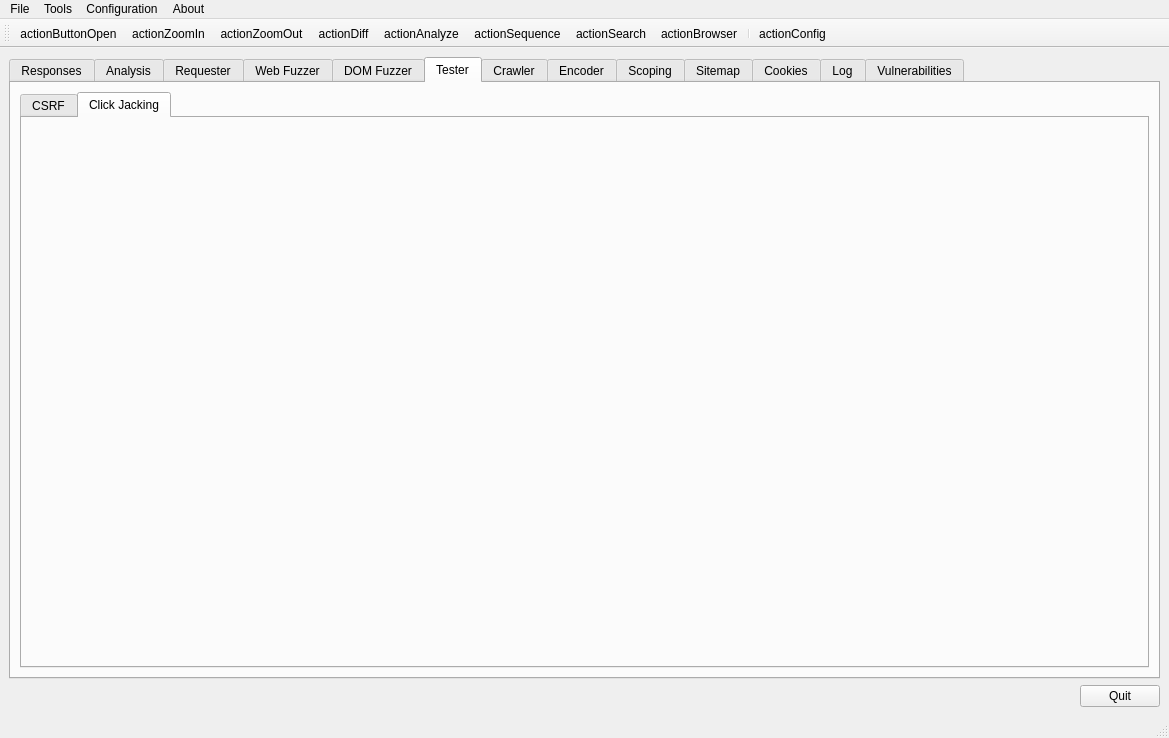
First picture: the form in ui/RaftMain.ui, repository Averroes/raft, before the edit.
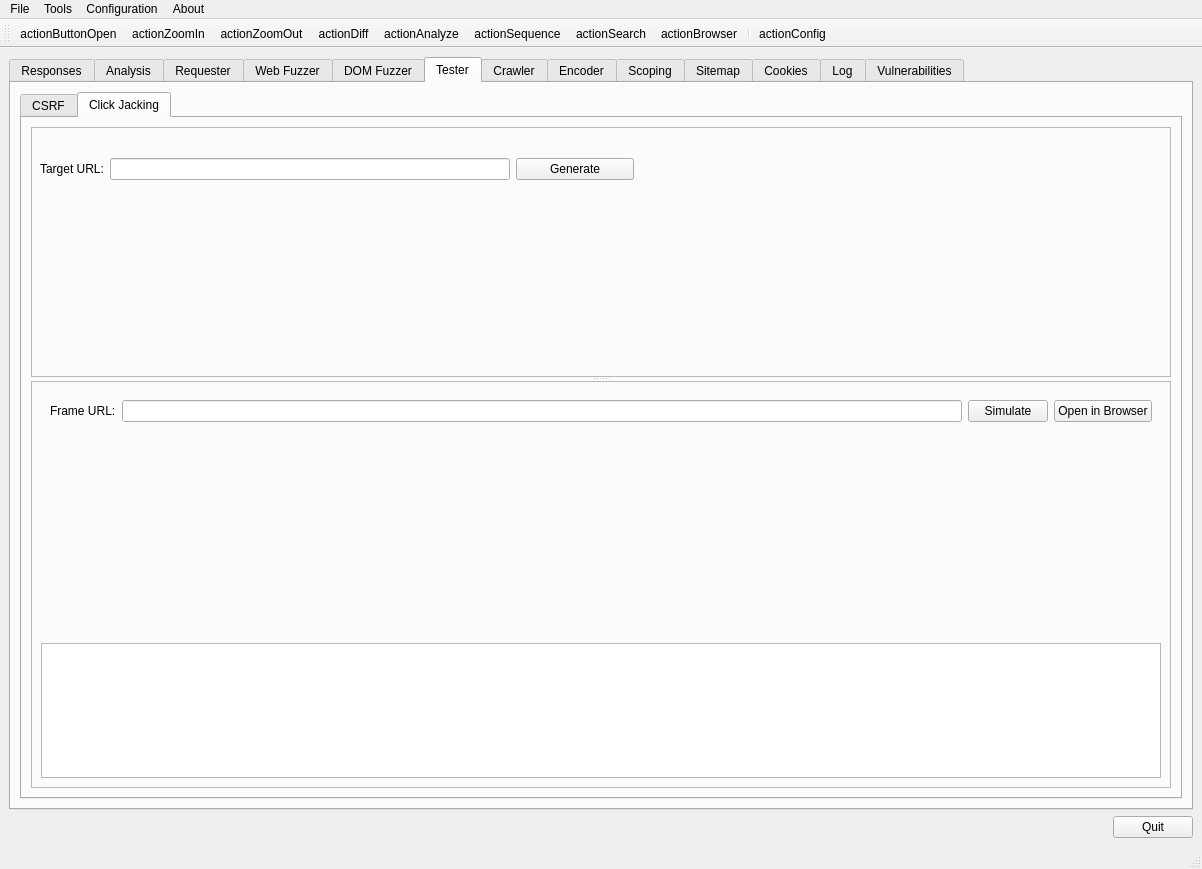
Second picture: the form after the edit. The open tabs and pages were chosen to show the change. Icons and pictures are not drawn. Custom widgets are drawn as their Qt base class.

```diff
--- a/ui/RaftMain.ui
+++ b/ui/RaftMain.ui
@@ -6,8 +6,8 @@
    <rect>
     <x>0</x>
     <y>0</y>
-    <width>1169</width>
-    <height>738</height>
+    <width>1202</width>
+    <height>869</height>
    </rect>
   </property>
   <property name="windowTitle">
@@ -1447,9 +1447,223 @@
            </attribute>
           </widget>
           <widget class="QWidget" name="testerClickJackingTab">
+           <property name="sizePolicy">
+            <sizepolicy hsizetype="Expanding" vsizetype="Expanding">
+             <horstretch>0</horstretch>
+             <verstretch>0</verstretch>
+            </sizepolicy>
+           </property>
            <attribute name="title">
             <string>Click Jacking</string>
            </attribute>
+           <layout class="QVBoxLayout" name="verticalLayout_64">
+            <item>
+             <widget class="QSplitter" name="splitter_18">
+              <property name="sizePolicy">
+               <sizepolicy hsizetype="Expanding" vsizetype="Expanding">
+                <horstretch>0</horstretch>
+                <verstretch>0</verstretch>
+               </sizepolicy>
+              </property>
+              <property name="orientation">
+               <enum>Qt::Vertical</enum>
+              </property>
+              <widget class="QFrame" name="testerClickjackingWorkFrameArea">
+               <property name="sizePolicy">
+                <sizepolicy hsizetype="Preferred" vsizetype="MinimumExpanding">
+                 <horstretch>0</horstretch>
+                 <verstretch>0</verstretch>
+                </sizepolicy>
+               </property>
+               <property name="minimumSize">
+                <size>
+                 <width>0</width>
+                 <height>250</height>
+                </size>
+               </property>
+               <property name="frameShape">
+                <enum>QFrame::StyledPanel</enum>
+               </property>
+               <property name="frameShadow">
+                <enum>QFrame::Raised</enum>
+               </property>
+               <widget class="QWidget" name="layoutWidget">
+                <property name="geometry">
+                 <rect>
+                  <x>0</x>
+                  <y>0</y>
+                  <width>612</width>
+                  <height>270</height>
+                 </rect>
+                </property>
+                <layout class="QVBoxLayout" name="verticalLayout_65">
+                 <item>
+                  <widget class="QWidget" name="widget_3" native="true">
+                   <property name="sizePolicy">
+                    <sizepolicy hsizetype="Preferred" vsizetype="Minimum">
+                     <horstretch>0</horstretch>
+                     <verstretch>0</verstretch>
+                    </sizepolicy>
+                   </property>
+                   <layout class="QHBoxLayout" name="horizontalLayout_39">
+                    <item>
+                     <layout class="QHBoxLayout" name="horizontalLayout_37">
+                      <item>
+                       <widget class="QLabel" name="label_23">
+                        <property name="text">
+                         <string>Target URL:</string>
+                        </property>
+                       </widget>
+                      </item>
+                      <item>
+                       <widget class="QLineEdit" name="testerClickjackingTargetURL">
+                        <property name="sizePolicy">
+                         <sizepolicy hsizetype="MinimumExpanding" vsizetype="Fixed">
+                          <horstretch>0</horstretch>
+                          <verstretch>0</verstretch>
+                         </sizepolicy>
+                        </property>
+                        <property name="minimumSize">
+                         <size>
+                          <width>400</width>
+                          <height>0</height>
+                         </size>
+                        </property>
+                       </widget>
+                      </item>
+                      <item>
+                       <widget class="QPushButton" name="testerClickjackingGenerateButton">
+                        <property name="sizePolicy">
+                         <sizepolicy hsizetype="MinimumExpanding" vsizetype="Fixed">
+                          <horstretch>0</horstretch>
+                          <verstretch>0</verstretch>
+                         </sizepolicy>
+                        </property>
+                        <property name="text">
+                         <string>Generate</string>
+                        </property>
+                       </widget>
+                      </item>
+                     </layout>
+                    </item>
+                   </layout>
+                  </widget>
+                 </item>
+                 <item>
+                  <widget class="QsciScintilla" name="testerClickjackingEditHtml">
+                   <property name="sizePolicy">
+                    <sizepolicy hsizetype="Expanding" vsizetype="Minimum">
+                     <horstretch>0</horstretch>
+                     <verstretch>0</verstretch>
+                    </sizepolicy>
+                   </property>
+                   <property name="minimumSize">
+                    <size>
+                     <width>512</width>
+                     <height>180</height>
+                    </size>
+                   </property>
+                   <property name="toolTip">
+                    <string/>
+                   </property>
+                   <property name="whatsThis">
+                    <string/>
+                   </property>
+                  </widget>
+                 </item>
+                </layout>
+               </widget>
+              </widget>
+              <widget class="QFrame" name="testerClickjackingBrowserFrameArea">
+               <property name="sizePolicy">
+                <sizepolicy hsizetype="Preferred" vsizetype="Expanding">
+                 <horstretch>0</horstretch>
+                 <verstretch>0</verstretch>
+                </sizepolicy>
+               </property>
+               <property name="frameShape">
+                <enum>QFrame::StyledPanel</enum>
+               </property>
+               <property name="frameShadow">
+                <enum>QFrame::Raised</enum>
+               </property>
+               <layout class="QVBoxLayout" name="verticalLayout_60">
+                <item>
+                 <widget class="QWidget" name="widget_2" native="true">
+                  <property name="sizePolicy">
+                   <sizepolicy hsizetype="Preferred" vsizetype="Maximum">
+                    <horstretch>0</horstretch>
+                    <verstretch>0</verstretch>
+                   </sizepolicy>
+                  </property>
+                  <layout class="QHBoxLayout" name="horizontalLayout_38">
+                   <item>
+                    <widget class="QLabel" name="label_22">
+                     <property name="text">
+                      <string>Frame URL:</string>
+                     </property>
+                    </widget>
+                   </item>
+                   <item>
+                    <widget class="QLineEdit" name="testerClickjackingUrlEdit"/>
+                   </item>
+                   <item>
+                    <widget class="QPushButton" name="testerClickjackingSimulateButton">
+                     <property name="text">
+                      <string>Simulate</string>
+                     </property>
+                    </widget>
+                   </item>
+                   <item>
+                    <widget class="QPushButton" name="testerClickjackingOpenInBrowserButton">
+                     <property name="text">
+                      <string>Open in Browser</string>
+                     </property>
+                    </widget>
+                   </item>
+                  </layout>
+                 </widget>
+                </item>
+                <item>
+                 <widget class="QWidget" name="testerClickjackingEmbeddedBrowserPlaceholder" native="true">
+                  <property name="sizePolicy">
+                   <sizepolicy hsizetype="Preferred" vsizetype="Expanding">
+                    <horstretch>0</horstretch>
+                    <verstretch>0</verstretch>
+                   </sizepolicy>
+                  </property>
+                  <property name="minimumSize">
+                   <size>
+                    <width>512</width>
+                    <height>200</height>
+                   </size>
+                  </property>
+                 </widget>
+                </item>
+                <item>
+                 <widget class="QTextEdit" name="testerClickjackingConsoleLogTextEdit">
+                  <property name="sizePolicy">
+                   <sizepolicy hsizetype="Expanding" vsizetype="Fixed">
+                    <horstretch>0</horstretch>
+                    <verstretch>0</verstretch>
+                   </sizepolicy>
+                  </property>
+                  <property name="minimumSize">
+                   <size>
+                    <width>0</width>
+                    <height>30</height>
+                   </size>
+                  </property>
+                  <property name="readOnly">
+                   <bool>true</bool>
+                  </property>
+                 </widget>
+                </item>
+               </layout>
+              </widget>
+             </widget>
+            </item>
+           </layout>
           </widget>
          </widget>
         </item>
@@ -3067,8 +3281,8 @@
     <rect>
      <x>0</x>
      <y>0</y>
-     <width>1169</width>
-     <height>20</height>
+     <width>1202</width>
+     <height>22</height>
     </rect>
    </property>
    <widget class="QMenu" name="menuFile">
@@ -3376,6 +3590,13 @@
    </property>
   </action>
  </widget>
+ <customwidgets>
+  <customwidget>
+   <class>QsciScintilla</class>
+   <extends>QFrame</extends>
+   <header>Qsci/qsciscintilla.h</header>
+  </customwidget>
+ </customwidgets>
  <resources>
   <include location="resources.qrc"/>
  </resources>
```
Left out of the diff: 285 changed lines with no effect on the pictures.
